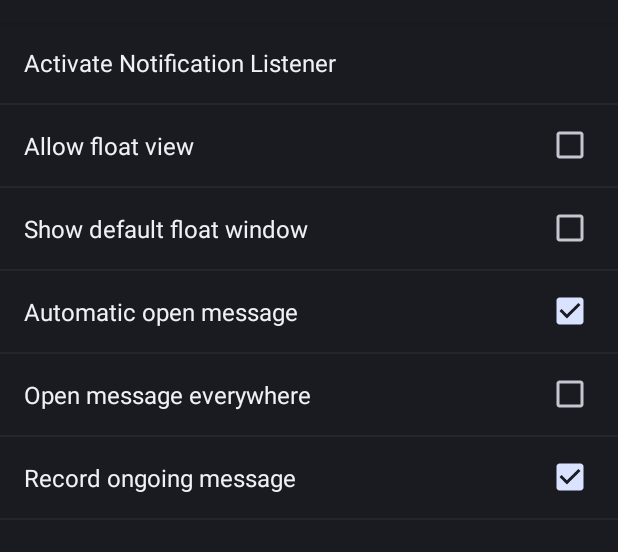
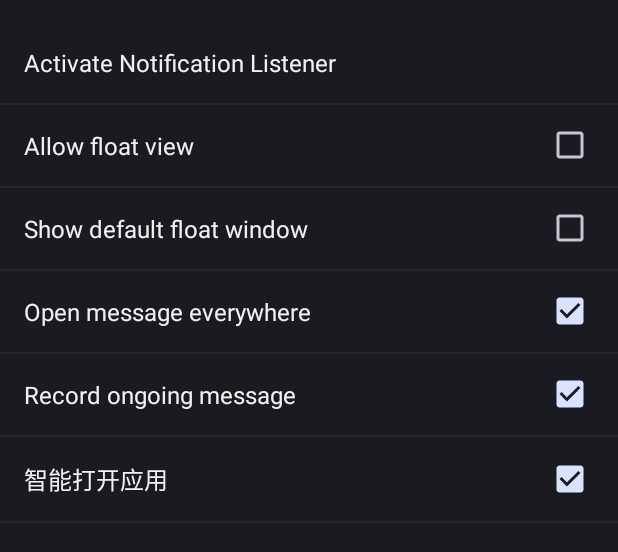
Before and after one commit to stoneami/Reminder, an Android app: the fragment MainPreferencFragment shown on its own in the app's theme, on a phone screen of 412 x 824 dp, the part 62-614 px from its top. Run offline under Robolectric (Android 15) with nearby library versions, the phone set to English and light mode, and no system bars.

Commit message:
增加"智能打开应用“部分代码
功能没有完全开发完成

```diff
--- a/src/main/java/com/stone/reminder/MainActivity.java
+++ b/src/main/java/com/stone/reminder/MainActivity.java
@@ -4,6 +4,8 @@ import android.app.Activity;
 import android.content.Intent;
 import android.content.res.Configuration;
 import android.os.Bundle;
+
+import com.stone.utils.Util;
 
 public class MainActivity extends Activity {
     private MainPreferencFragment mPreferenceFragment;
--- a/src/main/java/com/stone/reminder/MainPreferencFragment.java
+++ b/src/main/java/com/stone/reminder/MainPreferencFragment.java
@@ -4,6 +4,7 @@ import android.content.Intent;
 import android.os.Bundle;
 import android.preference.Preference;
 import android.preference.PreferenceFragment;
+import android.preference.PreferenceScreen;
 import android.util.Log;
 
 /**
@@ -16,6 +17,7 @@ public class MainPreferencFragment extends PreferenceFragment  implements Prefer
     public static String KEY_AUTO_OPEN_MSG_ONLY_AT_HOME;
     public static String KEY_AUTO_OPEN_EVERYWHERE;
     public static String KEY_RECORD_ONGOING_MSG;
+    public static String KEY_SMART_OPEN_APP;
 
     private Preference mPreferenceActiveListener;
     private Preference mPreferenceFloatView;
@@ -23,6 +25,7 @@ public class MainPreferencFragment extends PreferenceFragment  implements Prefer
     private Preference mPreferenceAutoOpenMsg;
     private Preference mPreferenceOpenEverywhere;
     private Preference mpPreferenceRecordOngoingMsg;
+    private Preference mPreferenceSmartOpenApp;
 
     private void init(){
         KEY_ACTIVE_LISTENER = getString(R.string.key_active_listener);
@@ -31,6 +34,7 @@ public class MainPreferencFragment extends PreferenceFragment  implements Prefer
         KEY_AUTO_OPEN_MSG_ONLY_AT_HOME = getString(R.string.key_auto_open_msg_at_home);
         KEY_AUTO_OPEN_EVERYWHERE = getString(R.string.key_open_everywhere);
         KEY_RECORD_ONGOING_MSG = getString(R.string.key_record_ongoing_msg);
+        KEY_SMART_OPEN_APP = getString(R.string.key_smart_open_app);
 
         mPreferenceActiveListener = findPreference(KEY_ACTIVE_LISTENER);
         mPreferenceFloatView = findPreference(KEY_FLOAT_VIEW);
@@ -38,6 +42,7 @@ public class MainPreferencFragment extends PreferenceFragment  implements Prefer
         mPreferenceAutoOpenMsg = findPreference(KEY_AUTO_OPEN_MSG_ONLY_AT_HOME);
         mPreferenceOpenEverywhere = findPreference(KEY_AUTO_OPEN_EVERYWHERE);
         mpPreferenceRecordOngoingMsg = findPreference(KEY_RECORD_ONGOING_MSG);
+        mPreferenceSmartOpenApp = findPreference(KEY_SMART_OPEN_APP);
 
         mPreferenceActiveListener.setOnPreferenceClickListener(this);
         mPreferenceFloatView.setOnPreferenceClickListener(this);
@@ -45,6 +50,7 @@ public class MainPreferencFragment extends PreferenceFragment  implements Prefer
         mPreferenceAutoOpenMsg.setOnPreferenceClickListener(this);
         mPreferenceOpenEverywhere.setOnPreferenceClickListener(this);
         mpPreferenceRecordOngoingMsg.setOnPreferenceClickListener(this);
+        mPreferenceSmartOpenApp.setOnPreferenceClickListener(this);
 
         mPreferenceActiveListener.setOnPreferenceChangeListener(this);
         mPreferenceFloatView.setOnPreferenceChangeListener(this);
@@ -52,7 +58,7 @@ public class MainPreferencFragment extends PreferenceFragment  implements Prefer
         mPreferenceAutoOpenMsg.setOnPreferenceChangeListener(this);
         mPreferenceOpenEverywhere.setOnPreferenceChangeListener(this);
         mpPreferenceRecordOngoingMsg.setOnPreferenceChangeListener(this);
-
+        mPreferenceSmartOpenApp.setOnPreferenceChangeListener(this);
         //remove this preference temporarily
         ((PreferenceScreen)findPreference("root_screen")).removePreference(mPreferenceAutoOpenMsg);
     }
--- a/src/main/java/com/stone/utils/PreferenceUtil.java
+++ b/src/main/java/com/stone/utils/PreferenceUtil.java
@@ -48,4 +48,9 @@ public class PreferenceUtil {
         SharedPreferences sp = PreferenceManager.getDefaultSharedPreferences(mContext);
         return sp.getBoolean(MainPreferencFragment.KEY_RECORD_ONGOING_MSG, true);
     }
+
+    public boolean smartOpenApp(){
+        SharedPreferences sp = PreferenceManager.getDefaultSharedPreferences(mContext);
+        return sp.getBoolean(MainPreferencFragment.KEY_SMART_OPEN_APP, true);
+    }
 }
--- a/src/main/res/layout/activity_main.xml
+++ b/src/main/res/layout/activity_main.xml
@@ -75,7 +75,7 @@
             android:layout_marginStart="150dp"
             android:layout_marginEnd="5dp"
             android:layout_alignParentEnd="true"
-            android:checked="@bool/open_float_view"
+            android:checked="@bool/default_open_float_view"
             />
         <!-- Row 2-->
         <TextView
@@ -98,7 +98,7 @@
             android:layout_alignTop="@id/tv_auto_open"
             android:layout_marginEnd="5dp"
             android:layout_alignStart="@id/cb_floatview"
-            android:checked="@bool/auto_open"
+            android:checked="@bool/default_auto_open"
             />
     </RelativeLayout>
 </RelativeLayout>
--- a/src/main/res/values/bools.xml
+++ b/src/main/res/values/bools.xml
@@ -1,9 +1,10 @@
 <?xml version="1.0" encoding="utf-8"?>
 <resources>
-    <bool name="open_float_view">true</bool>
-    <bool name="always_show_float_view">true</bool>
-    <bool name="auto_open">false</bool>
-    <bool name="auto_open_everywhere">false</bool>
-    <bool name="click_vibrator">false</bool>
-    <bool name="record_onging_msg">true</bool>
+    <bool name="default_open_float_view">true</bool>
+    <bool name="default_always_show_float_view">true</bool>
+    <bool name="default_auto_open">false</bool>
+    <bool name="default_auto_open_everywhere">false</bool>
+    <bool name="default_click_vibrator">false</bool>
+    <bool name="default_record_onging_msg">true</bool>
+    <bool name="default_smart_open_msg">true</bool>
 </resources>
--- a/src/main/res/values/strings.xml
+++ b/src/main/res/values/strings.xml
@@ -32,4 +32,8 @@
     <string name="label_record_ongoing_msg">Record ongoing message</string>
 
     <string name="label_always_show_float_view">Show default float window</string>
+
+    <string name="label_smart_open_app">智能打开应用</string>
+    <string name="key_smart_open_app"> translatable="false">key_smart_open_app</string>
+
 </resources>
--- a/src/main/res/xml/main.xml
+++ b/src/main/res/xml/main.xml
@@ -9,25 +9,30 @@
         android:key="@string/key_float_view"
         android:title="@string/label_permmit_float"
         android:summary="@string/label_permmit_float_summary"
-        android:defaultValue="@bool/open_float_view"/>
+        android:defaultValue="@bool/default_open_float_view"/>
 
     <CheckBoxPreference
         android:key="@string/key_show_default_float_view"
         android:title="@string/label_always_show_float_view"
-        android:defaultValue="@bool/open_float_view"/>
+        android:defaultValue="@bool/default_open_float_view"/>
 
     <CheckBoxPreference
         android:key="@string/key_auto_open_msg_at_home"
         android:title="@string/label_auto_open_msg"
-        android:defaultValue="@bool/auto_open"/>
+        android:defaultValue="@bool/default_auto_open"/>
 
     <CheckBoxPreference
         android:key="@string/key_open_everywhere"
         android:title="@string/label_open_everywhere"
-        android:defaultValue="@bool/auto_open_everywhere"/>
+        android:defaultValue="@bool/default_auto_open_everywhere"/>
 
     <CheckBoxPreference
         android:key="@string/key_record_ongoing_msg"
         android:title="@string/label_record_ongoing_msg"
-        android:defaultValue="@bool/record_onging_msg"/>
+        android:defaultValue="@bool/default_record_onging_msg"/>
+
+    <CheckBoxPreference
+        android:key="@string/key_smart_open_app"
+        android:title="@string/label_smart_open_app"
+        android:defaultValue="@bool/default_record_onging_msg"/>
 </PreferenceScreen>
```
Also changed, not shown: src/main/java/com/stone/database/AppRecord.java (added, +13 -0 lines), src/main/java/com/stone/database/DBManager.java (added, +74 -0 lines), src/main/java/com/stone/database/DatabaseHelper.java (added, +73 -0 lines), src/main/java/com/stone/reminder/FloatViewRoot.java (+0 -29 lines), src/main/java/com/stone/reminder/NotificationListener.java (+23 -3 lines), src/main/java/com/stone/utils/Util.java (+10 -0 lines), 1 other file.
